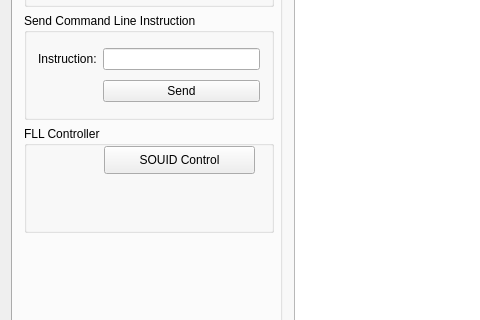
Old version of the form applications/mne_x/plugins/mnertclient/FormFiles/mnertclientsetup.ui in the repository mne-tools/mne-cpp; both pictures show x 0 to 480 and y 158 to 478 of the 765 by 640 pixel window.
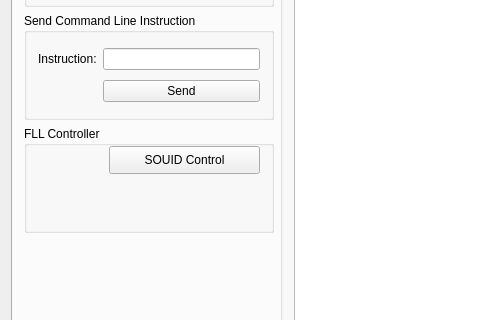
New version of the form.

```diff
--- a/applications/mne_x/plugins/mnertclient/FormFiles/mnertclientsetup.ui
+++ b/applications/mne_x/plugins/mnertclient/FormFiles/mnertclientsetup.ui
@@ -400,7 +400,7 @@
            <widget class="QPushButton" name="m_qPushButton_SQUIDControl">
             <property name="geometry">
              <rect>
-              <x>80</x>
+              <x>85</x>
               <y>20</y>
               <width>151</width>
               <height>28</height>
```
